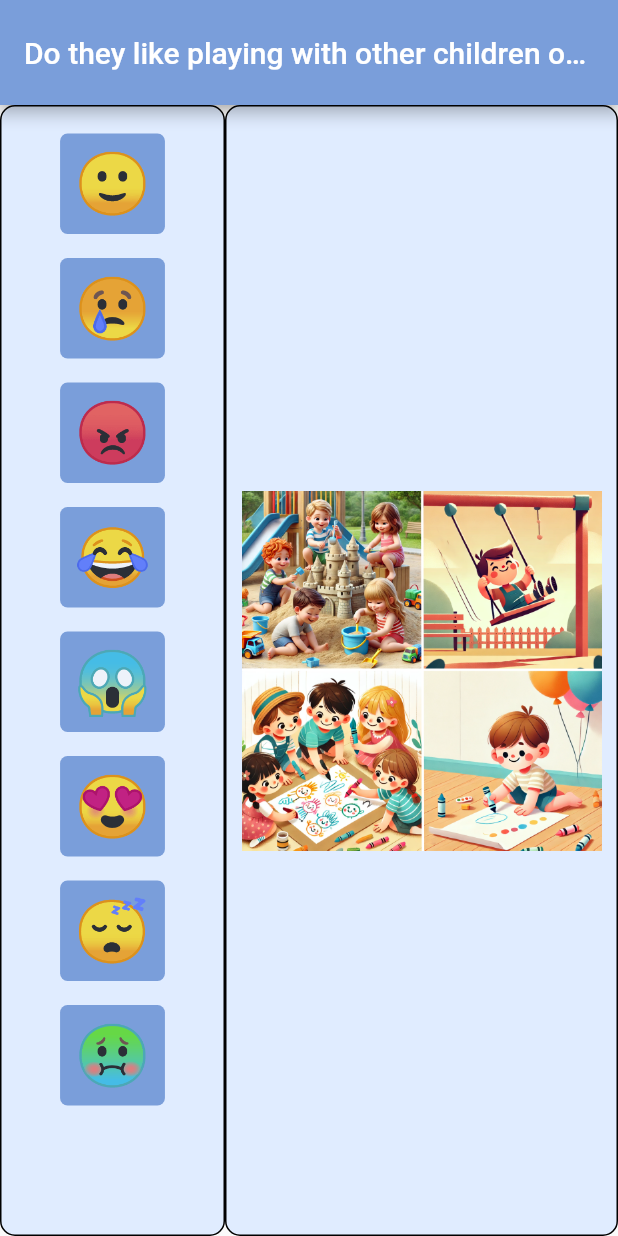
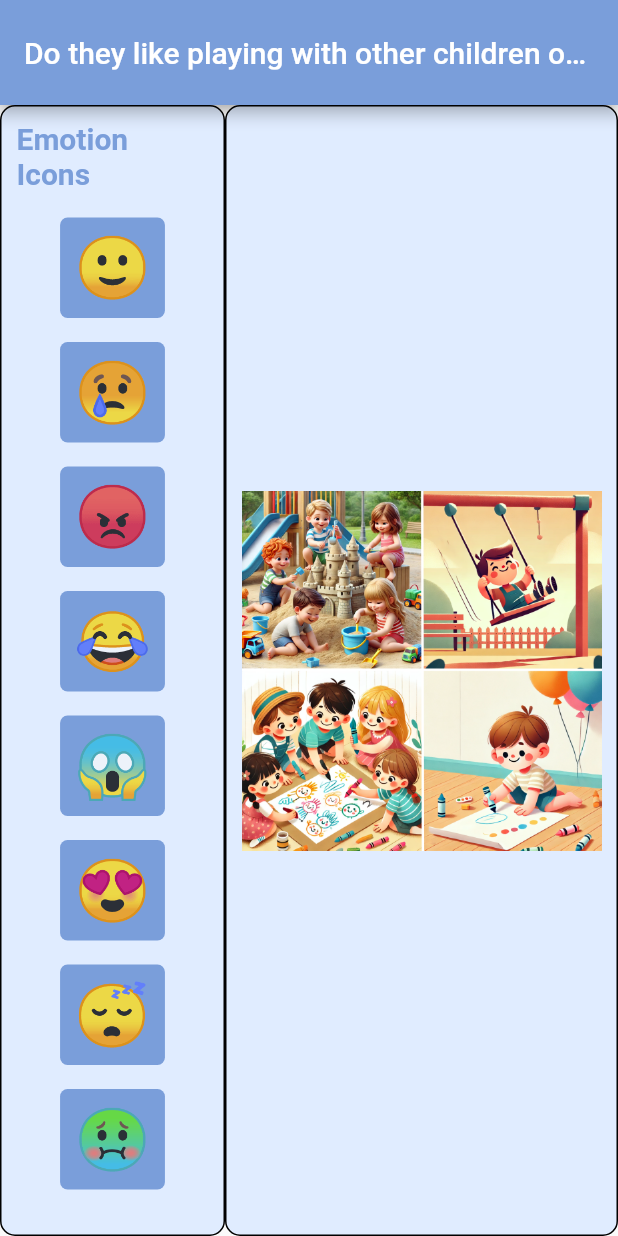
Before and after one commit to LSA31/Tasmania_Drag-and-Drop, a Flutter app: the screen it shows after launch, on a phone screen of 412 x 824 dp. Run offline on Flutter 3.47's test engine with Material 2 defaults, Android fonts, the phone set to English and light mode, and no system bars.

```diff
--- a/lib/main.dart
+++ b/lib/main.dart
@@ -26,11 +26,17 @@ class MyHomePage extends StatefulWidget {
 class _MyHomePageState extends State<MyHomePage> {
   List<String> emotions = ['🙂', '😢', '😡', '😂', '😱', '😍', '😴', '🤢'];
 
-  // 드롭된 감정 이모티콘을 저장할 변수
+  // 드롭된 감정 이모티콘을 저장할 변수와 외곽선 색상 변수
   String droppedEmotion1 = '';
   String droppedEmotion2 = '';
   String droppedEmotion3 = '';
   String droppedEmotion4 = '';
+
+  // 외곽선이 실선으로 바뀌었는지 확인하는 플래그
+  bool isDropped1 = false;
+  bool isDropped2 = false;
+  bool isDropped3 = false;
+  bool isDropped4 = false;
 
   @override
   Widget build(BuildContext context) {
@@ -53,7 +59,18 @@ class _MyHomePageState extends State<MyHomePage> {
             ),
             child: Column(
               mainAxisAlignment: MainAxisAlignment.start,
-              children: emotions.map((emotion) {
+              children: [
+                // Emotion Icon 문구 추가
+                Text(
+                  'Emotion Icons',
+                  style: TextStyle(
+                    fontSize: 20,
+                    fontWeight: FontWeight.bold,
+                    color: Color(0xFF7A9EDA),
+                  ),
+                ),
+                SizedBox(height: 10), // 문구와 감정 이모티콘 사이 간격
+                ...emotions.map((emotion) {
                   return Padding(
                     padding: const EdgeInsets.symmetric(vertical: 8.0),
                     child: Draggable<String>(
@@ -100,6 +117,7 @@ class _MyHomePageState extends State<MyHomePage> {
                     ),
                   );
                 }).toList(),
+              ],
             ),
           ),
           // 배경 이미지 및 드래그 앤 드롭 영역
@@ -132,10 +150,11 @@ class _MyHomePageState extends State<MyHomePage> {
                       onAccept: (data) {
                         setState(() {
                           droppedEmotion1 = data;
+                          isDropped1 = true; // 드랍된 후 플래그 변경
                         });
                       },
                       builder: (context, candidateData, rejectedData) {
-                        return _buildEmotionCircle(droppedEmotion1, 50, 50); // 작은 동그라미
+                        return _buildEmotionCircle(droppedEmotion1, 50, 50, isDropped1); // 작은 동그라미
                       },
                     ),
                   ),
@@ -147,10 +166,11 @@ class _MyHomePageState extends State<MyHomePage> {
                       onAccept: (data) {
                         setState(() {
                           droppedEmotion2 = data;
+                          isDropped2 = true; // 드랍된 후 플래그 변경
                         });
                       },
                       builder: (context, candidateData, rejectedData) {
-                        return _buildEmotionCircle(droppedEmotion2, 70, 70); // 큰 동그라미
+                        return _buildEmotionCircle(droppedEmotion2, 70, 70, isDropped2); // 큰 동그라미
                       },
                     ),
                   ),
@@ -162,10 +182,11 @@ class _MyHomePageState extends State<MyHomePage> {
                       onAccept: (data) {
                         setState(() {
                           droppedEmotion3 = data;
+                          isDropped3 = true; // 드랍된 후 플래그 변경
                         });
                       },
                       builder: (context, candidateData, rejectedData) {
-                        return _buildEmotionCircle(droppedEmotion3, 80, 80); // 큰 동그라미
+                        return _buildEmotionCircle(droppedEmotion3, 80, 80, isDropped3); // 큰 동그라미
                       },
                     ),
                   ),
@@ -177,10 +198,11 @@ class _MyHomePageState extends State<MyHomePage> {
                       onAccept: (data) {
                         setState(() {
                           droppedEmotion4 = data;
+                          isDropped4 = true; // 드랍된 후 플래그 변경
                         });
                       },
                       builder: (context, candidateData, rejectedData) {
-                        return _buildEmotionCircle(droppedEmotion4, 70, 70); // 큰 동그라미
+                        return _buildEmotionCircle(droppedEmotion4, 70, 70, isDropped4); // 큰 동그라미
                       },
                     ),
                   ),
@@ -194,22 +216,32 @@ class _MyHomePageState extends State<MyHomePage> {
   }
 
   // 점선 외곽선이 있는 원형 위젯
-  Widget _buildEmotionCircle(String emotion, double width, double height) {
+  Widget _buildEmotionCircle(String emotion, double width, double height, bool isDropped) {
     return Container(
       width: width,
       height: height,
       decoration: BoxDecoration(
         color: Colors.white, // 원형 안에 흰색 배경 추가
         shape: BoxShape.circle,
+        border: isDropped
+            ? Border.all(color: Colors.red, width: 2) // 드랍 후 빨간 실선
+            : Border.all(color: Colors.transparent, width: 0), // 드랍 전 점선
       ),
-      child: CustomPaint(
-        painter: DashedCirclePainter(),
+      child: isDropped
+          ? Center(
+        child: Text(
+          emotion.isNotEmpty ? emotion : 'Here!',
+          style: TextStyle(
+            fontSize: width * 0.6, // 드랍된 감정 이모티콘일 때만 크기 증가
+          ),
+        ),
+      )
+          : CustomPaint(
+        painter: DashedCirclePainter(), // 드랍 전 점선
         child: Center(
           child: Text(
             emotion.isNotEmpty ? emotion : 'Here!',
-            style: TextStyle(
-              fontSize: emotion.isNotEmpty ? width * 0.6 : 15, // 드랍된 감정 이모티콘일 때만 크기 증가
-            ),
+            style: TextStyle(fontSize: 15), // 드랍 전 'Here!' 문구 폰트 크기
           ),
         ),
       ),
```
Lines whose indentation alone changed are shown as unchanged.
